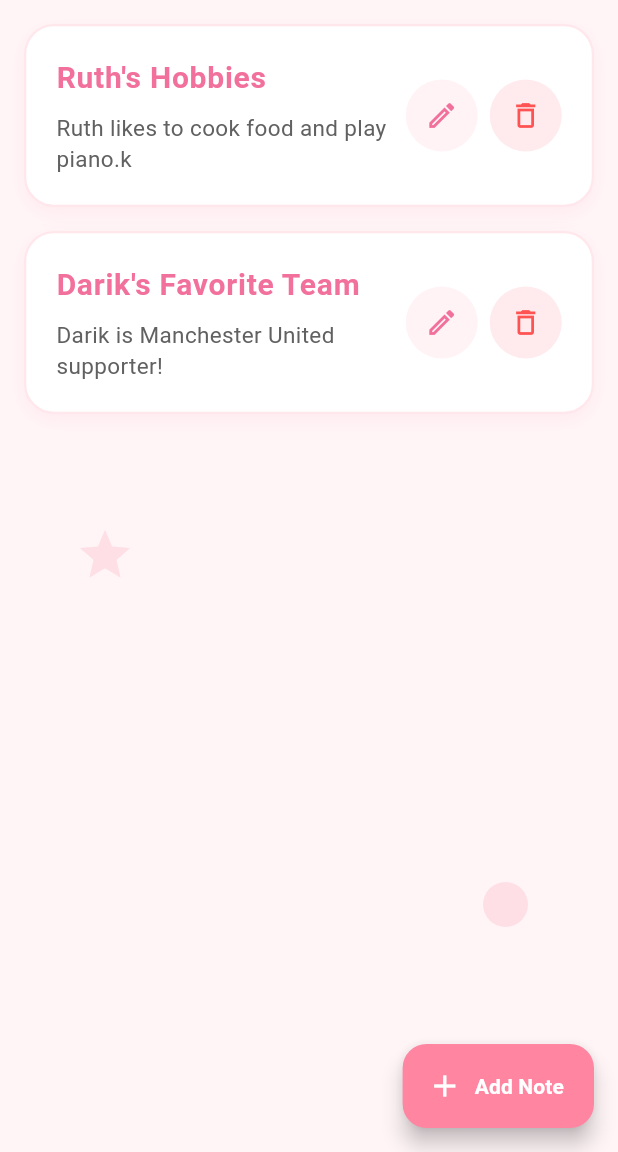
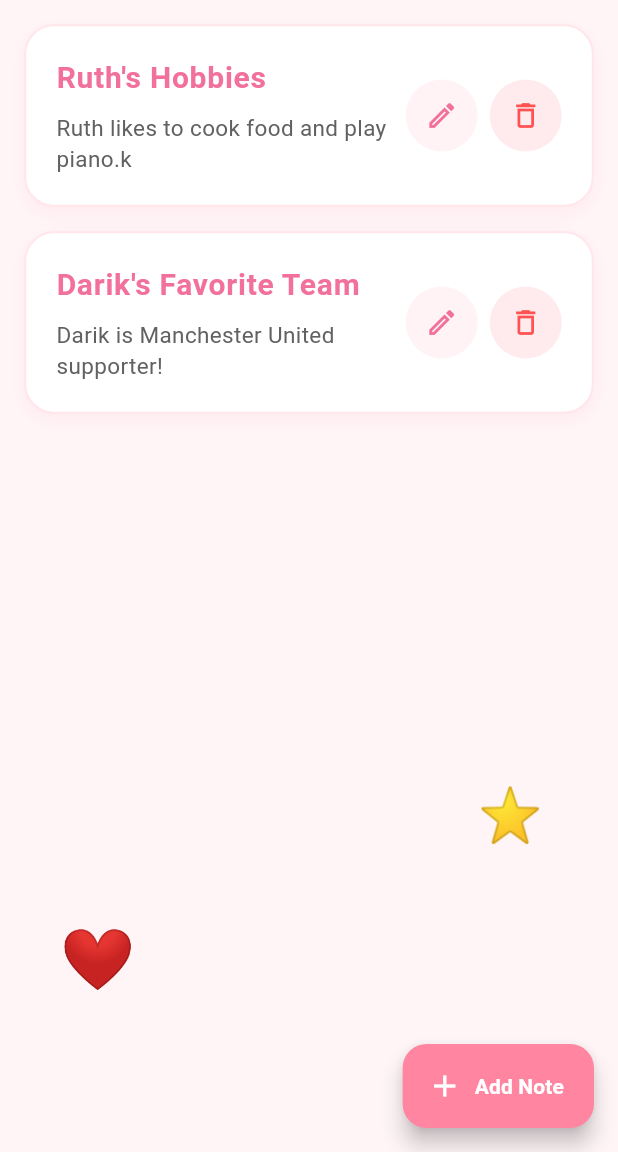
Before and after one commit to ruthdg43/Notesapp_http_UGR-9664-16, a Flutter app: the screen it shows after launch, on a phone screen of 412 x 824 dp, the part 84-1236 px from its top. Run offline on Flutter 3.47's test engine with Material 3 defaults, Android fonts, the phone set to English and light mode, and no system bars; network calls fail.

Commit message:
final push

```diff
--- a/lib/widgets/aesthetic_background.dart
+++ b/lib/widgets/aesthetic_background.dart
@@ -12,59 +12,46 @@ class AestheticBackground extends StatelessWidget {
   Widget build(BuildContext context) {
     return Stack(
       children: [
-        // Background color
         Container(
           color: const Color(0xFFFFF5F7),
         ),
 
-        // Heart 1
         const Positioned(
           top: 50,
-          left: 30,
-          child: Icon(
-            Icons.favorite,
-            color: Color(0x33FF85A1),
-            size: 40,
+          left: 20,
+          child: Text(
+            "❤️",
+            style: TextStyle(fontSize: 30),
           ),
         ),
 
-        // Heart 2
         const Positioned(
-          top: 200,
-          right: 40,
-          child: Icon(
-            Icons.favorite,
-            color: Color(0x33FF85A1),
-            size: 50,
+          top: 150,
+          right: 30,
+          child: Text(
+            "⭐",
+            style: TextStyle(fontSize: 30),
           ),
         ),
 
-        // Star
         const Positioned(
-          top: 350,
-          left: 50,
-          child: Icon(
-            Icons.star,
-            color: Color(0x33FF85A1),
-            size: 40,
+          bottom: 100,
+          left: 40,
+          child: Text(
+            "❤️",
+            style: TextStyle(fontSize: 40),
           ),
         ),
 
-        // Circle
-        Positioned(
-          bottom: 150,
-          right: 60,
-          child: Container(
-            width: 30,
-            height: 30,
-            decoration: BoxDecoration(
-              color: const Color(0x33FF85A1),
-              borderRadius: BorderRadius.circular(15),
-            ),
+        const Positioned(
+          bottom: 200,
+          right: 50,
+          child: Text(
+            "⭐",
+            style: TextStyle(fontSize: 35),
           ),
         ),
 
-        // Content
         child,
       ],
     );
```
